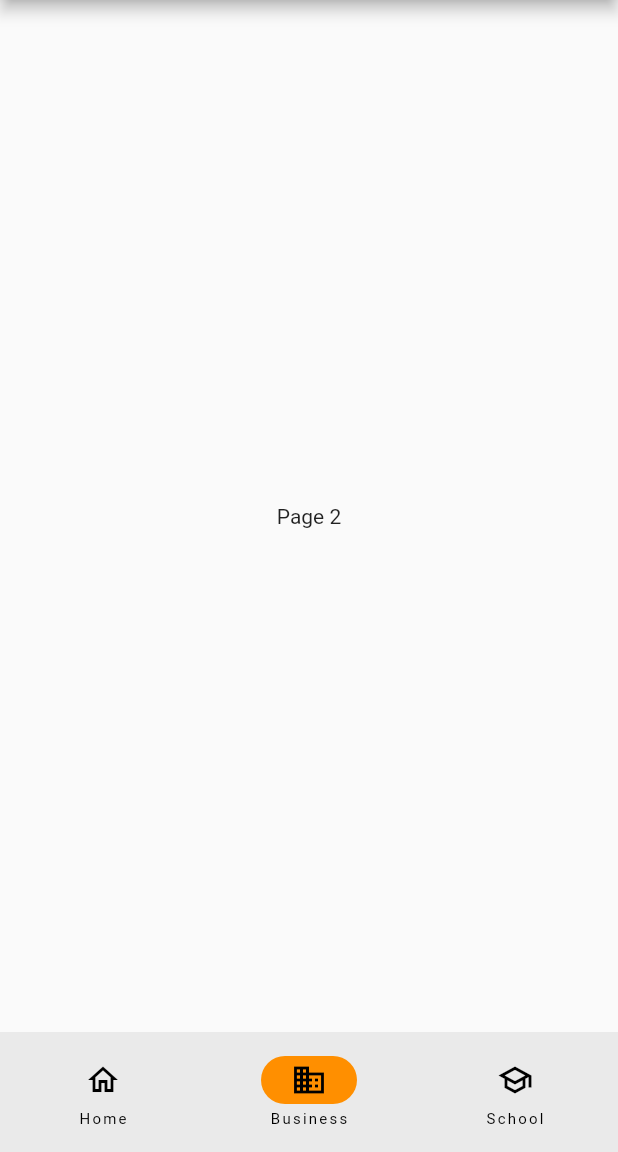
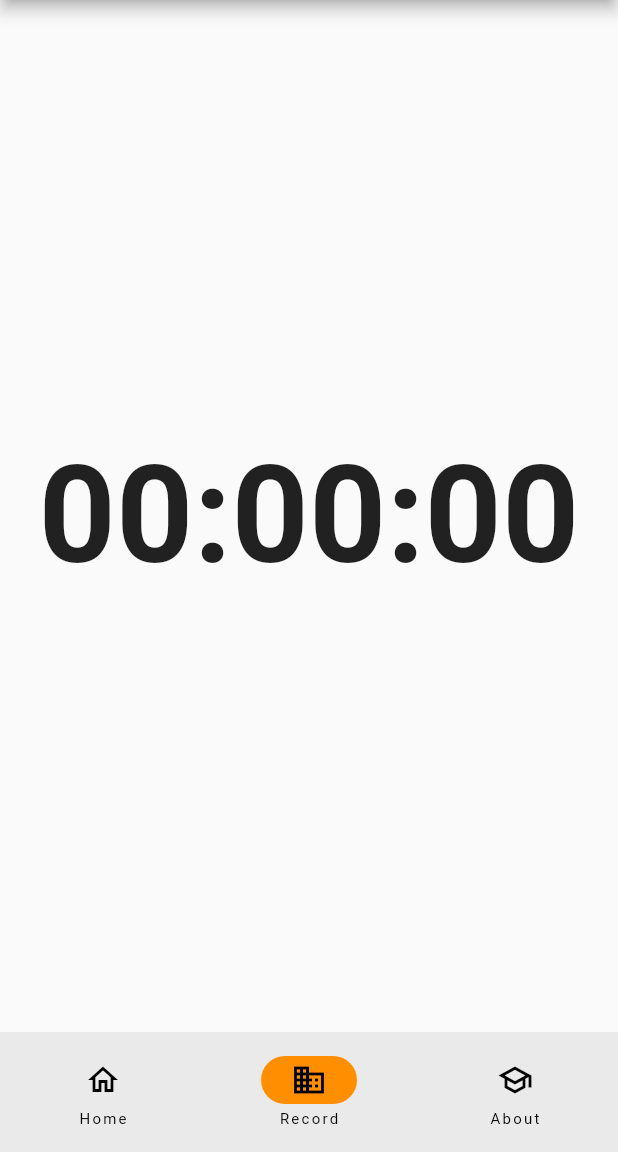
Before and after one commit to alistairrutherford/flutter-stuff, a Flutter app: the screen it shows after launch, item 2 of the bottom bar chosen, on a phone screen of 412 x 824 dp, the part 84-1236 px from its top. Run offline on Flutter 3.47's test engine with Material 2 defaults, Android fonts, the phone set to English and light mode, and no system bars; our stand-ins replace geolocator, sqflite; accounts and stored records are empty.

Commit message:
Added timer model and stopwatch view.

```diff
--- a/flutter_db_provider/lib/main.dart
+++ b/flutter_db_provider/lib/main.dart
@@ -1,4 +1,5 @@
 import 'package:flutter/material.dart';
+import 'package:flutter_db_provider/timer_model.dart';
 import 'package:provider/provider.dart';
 import 'main_page.dart';
 import 'journey_model.dart';
@@ -21,6 +22,8 @@ class MainApp extends StatelessWidget {
         ChangeNotifierProvider.value(
           value: JourneyPointModel(),
         ),
+        ChangeNotifierProvider.value(
+            value: TimerModel())
       ],
       child: MaterialApp(
         title: 'Flutter Demo',
--- a/flutter_db_provider/lib/main_page.dart
+++ b/flutter_db_provider/lib/main_page.dart
@@ -1,4 +1,5 @@
 import 'package:flutter/material.dart';
+import 'package:flutter_db_provider/stopwatch_page.dart';
 import 'journey_page.dart';
 
 class MainAppView extends StatelessWidget {
@@ -41,12 +42,12 @@ class _TabMainViewState extends State<TabMainView> {
           ),
           NavigationDestination(
             icon: Icon(Icons.business),
-            label: 'Business',
+            label: 'Record',
           ),
           NavigationDestination(
             selectedIcon: Icon(Icons.school),
             icon: Icon(Icons.school_outlined),
-            label: 'School',
+            label: 'About',
           ),
         ],
       ),
@@ -57,7 +58,7 @@ class _TabMainViewState extends State<TabMainView> {
         ),
         Container(
           alignment: Alignment.center,
-          child: const Text('Page 2'),
+          child: StopwatchDisplay(),
         ),
         Container(
           alignment: Alignment.center,
--- /dev/null
+++ b/flutter_db_provider/lib/stopwatch_page.dart
@@ -0,0 +1,35 @@
+import 'package:flutter/material.dart';
+import 'package:flutter_db_provider/timer_model.dart';
+import 'package:provider/provider.dart';
+
+import 'journey_point_model.dart';
+
+//ignore: must_be_immutable
+class StopwatchDisplay extends StatelessWidget {
+  String time = "00:00:00";
+
+  StopwatchDisplay({super.key});
+
+  @override
+  Widget build(BuildContext context) {
+    var model = context.watch<TimerModel>();
+
+    return Column(
+      mainAxisAlignment: MainAxisAlignment.center,
+      children: [
+        Expanded(
+          child: Center(
+            child: Text(
+              '$time',
+              style: TextStyle(
+                fontSize: 90.0, // Adjust the font size as needed
+                fontWeight: FontWeight.bold,
+              ),
+            ),
+          ),
+        ),
+
+      ],
+    );
+  }
+}
--- /dev/null
+++ b/flutter_db_provider/lib/timer_model.dart
@@ -0,0 +1,29 @@
+import 'dart:async';
+
+import 'package:async/async.dart';
+import 'package:flutter/cupertino.dart';
+
+class TimerModel extends ChangeNotifier {
+  RestartableTimer? _periodicTimer;
+  int seconds = 0;
+
+  TimerModel() {
+    _periodicTimer = RestartableTimer(
+      const Duration(seconds: 1),
+      () {
+        seconds++;
+        notifyListeners();
+      },
+    );
+    _periodicTimer!.cancel();
+    seconds = 0;
+  }
+
+  void start() {
+    _periodicTimer!.reset();
+  }
+
+  void stop() {
+    _periodicTimer!.cancel();
+  }
+}
--- a/flutter_db_provider/pubspec.yaml
+++ b/flutter_db_provider/pubspec.yaml
@@ -13,6 +13,7 @@ dependencies:
   sqflite: ^2.3.0
   path: ^1.8.3
   geolocator: ^10.1.0
+  async: ^2.11.0
 
 dev_dependencies:
   flutter_test:
```
